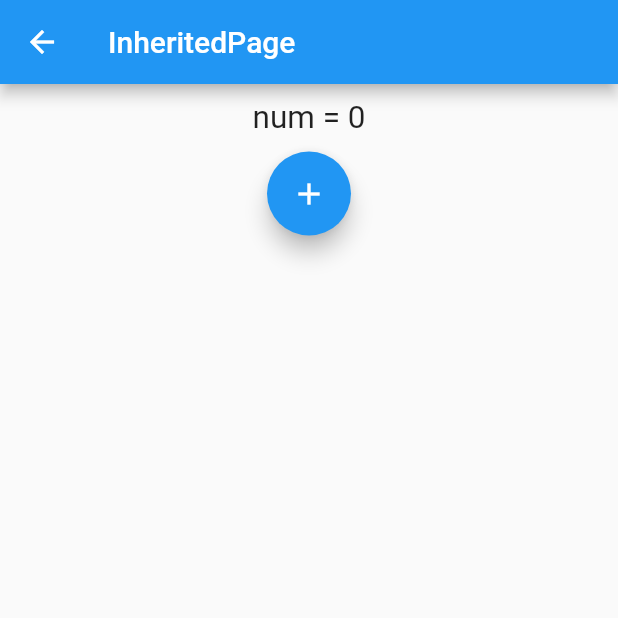
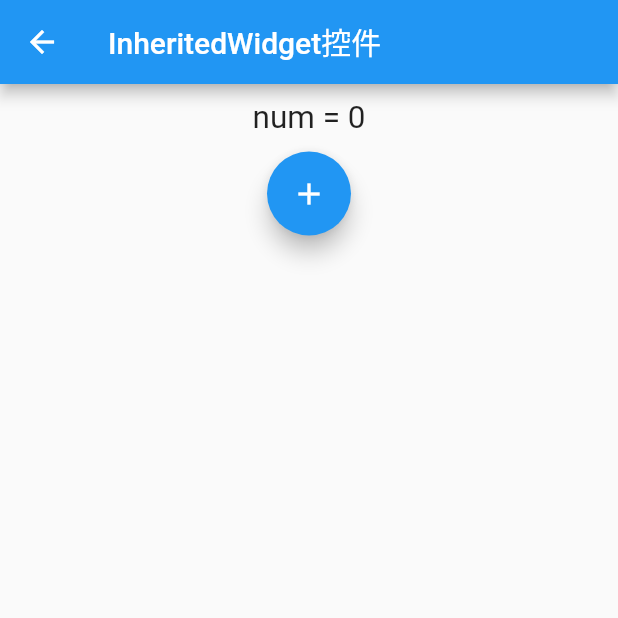
Before and after one commit to rain9155/flutter_demo, a Flutter app: the screen it shows after launch, after a tap on "inherited widget", on a phone screen of 412 x 824 dp, the top half of it. Run offline on Flutter 3.47's test engine with Material 2 defaults, Android fonts, the phone set to English and light mode, and no system bars; our stand-ins replace dio; network calls fail.

Commit message:
demo优化

```diff
--- a/lib/main.dart
+++ b/lib/main.dart
@@ -1,5 +1,4 @@
 import 'dart:async';
-import 'package:flutter/foundation.dart';
 import 'package:flutter/material.dart';
 import 'package:flutter_demo/plugins/get_battery_level.dart';
 import 'package:flutter_demo/plugins/get_platform_version.dart';
@@ -67,12 +66,18 @@ class MyApp extends StatelessWidget {
       ),
       //注册路由表
       routes: {
+        ButtonPage.NAME: (context) => ButtonPage(),
+        ImagePage.NAME: (context) => ImagePage(),
+        TextPage.NAME: (context) => TextPage(),
         TextFieldPage.NAME: (context) => TextFieldPage(),
         InheritedPage.NAME: (context) => InheritedPage(),
         StreamPage.NAME: (context) => StreamPage(),
         FuturePage.NAME: (context) => FuturePage(),
+        NestScrollViewPage.NAME: (context) => NestScrollViewPage(),
         HttpClientPage.NAME: (context) => HttpClientPage(),
-        DioPage.NAME: (context) => DioPage()
+        DioPage.NAME: (context) => DioPage(),
+        GetBatteryLevelPage.NAME: (context) => GetBatteryLevelPage(),
+        GetPlatformVersionPage.NAME: (context) => GetPlatformVersionPage()
       },
       home: MyHomePage(title: 'Flutter Demo'),
     );
@@ -137,67 +142,6 @@ class _MyHomePageState extends State<MyHomePage> {
             Text(
               '$_counter',
               style: Theme.of(context).textTheme.headline4,
-            ),
-            FlatButton(
-              child: Text("Open text page"),
-              onPressed: (){
-                //通过Navigator.push()导航到新路由
-                Navigator.push(context, MaterialPageRoute(builder: (context){
-                    return TextPage();
-                  }));
-              },
-            ),
-            FlatButton(
-              child: Text("Open button page"),
-              onPressed: (){
-                Navigator.push(context, MaterialPageRoute(builder: (context){
-                  return ButtonPage();
-                }));
-              },
-            ),
-            FlatButton(
-              child: Text("Open image page"),
-              onPressed: (){
-                Navigator.push(context, MaterialPageRoute(builder: (context){
-                  return ImagePage();
-                }));
-              },
-            ),
-            FlatButton(
-              child: Text("Open text field page"),
-              onPressed: (){
-                Navigator.of(context).pushNamed(TextFieldPage.NAME);
-              },
-            ),
-            FlatButton(
-              child: Text("Open inherited widget page"),
-              onPressed: (){
-                Navigator.of(context).pushNamed(InheritedPage.NAME);
-              },
-            ),
-            FlatButton(
-              child: Text("Open stream builder widget page"),
-              onPressed: (){
-                Navigator.of(context).pushNamed(StreamPage.NAME);
-              },
-            ),
-            FlatButton(
-              child: Text("Open future builder widget page"),
-              onPressed: (){
-                Navigator.of(context).pushNamed(FuturePage.NAME);
-              },
-            ),
-            FlatButton(
-              child: Text("Open http client page"),
-              onPressed: (){
-                Navigator.of(context).pushNamed(HttpClientPage.NAME);
-              },
-            ),
-            FlatButton(
-              child: Text("Open dio page"),
-              onPressed: (){
-                Navigator.of(context).pushNamed(DioPage.NAME);
-              },
             ),
             _buildWrapWidget(context)
           ],
@@ -283,37 +227,49 @@ class _MyHomePageState extends State<MyHomePage> {
         OutlinedButton(
           child: Text("inherited widget"),
           onPressed: (){
-            Navigator.of(context).pushNamed("inherited_page");
+            Navigator.of(context).pushNamed(InheritedPage.NAME);
           },
         ),
         OutlinedButton(
-          child: Text("stream builder widget"),
+          child: Text("stream builder"),
           onPressed: (){
-            Navigator.of(context).pushNamed("stream_page");
+            Navigator.of(context).pushNamed(StreamPage.NAME);
           },
         ),
         OutlinedButton(
           child: Text("nest scrollview"),
           onPressed: (){
-            Navigator.of(context).push(MaterialPageRoute(builder: (context){
-              return NestScrollViewPage();
-            }));
+            Navigator.of(context).pushNamed(NestScrollViewPage.NAME);
+          },
+        ),
+        OutlinedButton(
+          child: Text("future builder"),
+          onPressed: (){
+            Navigator.of(context).pushNamed(FuturePage.NAME);
+          },
+        ),
+        OutlinedButton(
+          child: Text("http client"),
+          onPressed: (){
+            Navigator.of(context).pushNamed(HttpClientPage.NAME);
+          },
+        ),
+        OutlinedButton(
+          child: Text("dio"),
+          onPressed: (){
+            Navigator.of(context).pushNamed(DioPage.NAME);
           },
         ),
         OutlinedButton(
           child: Text("get battery plugin"),
           onPressed: (){
-            Navigator.of(context).push(MaterialPageRoute(builder: (context){
-              return GetBatteryLevelPage();
-            }));
+            Navigator.of(context).pushNamed(GetBatteryLevelPage.NAME);
           },
         ),
         OutlinedButton(
           child: Text("get version plugin"),
           onPressed: (){
-            Navigator.of(context).push(MaterialPageRoute(builder: (context){
-              return GetPlatformVersionPage();
-            }));
+            Navigator.of(context).pushNamed(GetPlatformVersionPage.NAME);
           },
         ),
       ],
--- a/lib/network/dio.dart
+++ b/lib/network/dio.dart
@@ -1,6 +1,8 @@
 import 'package:dio/dio.dart';
 import 'package:flutter/material.dart';
 
+/// 使用Dio库发起http网络请求
+/// see also: https://github.com/flutterchina/dio
 class DioPage extends StatefulWidget{
 
   static const NAME = 'dio_page';
@@ -50,14 +52,14 @@ class _DioPageState extends State<DioPage>{
   Widget build(BuildContext context) {
     return Scaffold(
       appBar: AppBar(
-        title: Text("Dio"),
+        title: Text("Dio发起网络请求"),
       ),
       body: SingleChildScrollView(
         child: Center(
           child: Column(
             children: <Widget>[
               SizedBox(height: 10),
-              RaisedButton(
+              ElevatedButton(
                 child: Text("发起网络请求"),
                 onPressed: _request,
               ),
--- a/lib/network/http_client.dart
+++ b/lib/network/http_client.dart
@@ -58,14 +58,14 @@ class _HttpClientPageState extends State<HttpClientPage>{
   Widget build(BuildContext context) {
     return Scaffold(
       appBar: AppBar(
-        title: Text("HttpClient"),
+        title: Text("HttpClient发起网络请求"),
       ),
       body: SingleChildScrollView(
         child: Center(
           child: Column(
             children: <Widget>[
               SizedBox(height: 10),
-              RaisedButton(
+              ElevatedButton(
                 child: Text("发起网络请求"),
                 onPressed: _request,
               ),
--- a/lib/plugins/get_battery_level.dart
+++ b/lib/plugins/get_battery_level.dart
@@ -7,6 +7,8 @@ import 'package:flutter/services.dart';
 ///   * https://flutter.dev/docs/development/platform-integration/platform-channels
 ///   * https://flutter.dev/docs/development/packages-and-plugins/plugin-api-migration
 class GetBatteryLevelPage extends StatefulWidget {
+
+  static const NAME = "get_battery_level_page";
 
   @override
   State<StatefulWidget> createState() => _GetBatteryLevelPageState();
--- a/lib/plugins/get_platform_version.dart
+++ b/lib/plugins/get_platform_version.dart
@@ -1,5 +1,3 @@
-
-import 'package:flutter/cupertino.dart';
 import 'package:flutter/material.dart';
 import 'package:flutter_demo/plugins/pigeon.dart';
 
@@ -16,6 +14,8 @@ import 'package:flutter_demo/plugins/pigeon.dart';
 /// see also:
 ///   * https://pub.dev/packages/pigeon
 class GetPlatformVersionPage extends StatefulWidget {
+
+  static const NAME = "get_platform_version_page";
 
   @override
   State createState() => _GetPlatformVersionPageState();
--- a/lib/widgets/component/button.dart
+++ b/lib/widgets/component/button.dart
@@ -10,9 +10,10 @@ import 'package:flutter/material.dart';
 /// IconButton: 是一个可点击的Icon
 class ButtonPage extends StatelessWidget{
 
+  static const NAME = 'button_page';
+
   @override
   Widget build(BuildContext context) {
-    // TODO: implement build
     return Scaffold(
       appBar: AppBar(
         title: Text("按钮控件"),
--- a/lib/widgets/component/image.dart
+++ b/lib/widgets/component/image.dart
@@ -5,6 +5,8 @@ import 'package:flutter/material.dart';
 /// ImageProvider：ImageProvider 是一个抽象类，主要定义了图片数据获取的接口load()，从不同的数据源获取图片需要实现不同的ImageProvider
 /// Icon: 可以像web开发一样使用iconfont，iconfont即“字体图标”，它是将图标做成字体文件，然后通过指定不同的字符而显示不同的图片。
 class ImagePage extends StatelessWidget{
+
+  static const NAME = 'image_page';
 
   @override
   Widget build(BuildContext context) {
--- a/lib/widgets/component/text.dart
+++ b/lib/widgets/component/text.dart
@@ -3,6 +3,8 @@ import 'package:flutter/material.dart';
 /// 文本和字体样式控件，来自widgets库
 /// Text：用于显示简单样式文本
 class TextPage extends StatelessWidget{
+
+  static const NAME = 'text_page';
 
   @override
   Widget build(BuildContext context) {
--- a/lib/widgets/component/textfield.dart
+++ b/lib/widgets/component/textfield.dart
@@ -102,7 +102,7 @@ class _FormWidgetState extends State<FormWidget>{
               child: Row(
                 children: <Widget>[
                   Expanded(
-                    child: RaisedButton(onPressed: (){
+                    child: ElevatedButton(onPressed: (){
                       // 通过_formKey.currentState 获取FormState后，
                       // 调用validate()方法校验用户名密码是否合法，
                       // 校验通过后再提交数据。
@@ -110,8 +110,6 @@ class _FormWidgetState extends State<FormWidget>{
                         //验证通过提交数据
                       }},
                       child: Text("登陆"),
-                      color: Theme.of(context).primaryColor,
-                      textColor: Colors.white,
                     ),
                   ),
                 ],
--- a/lib/widgets/funcation/inherited.dart
+++ b/lib/widgets/funcation/inherited.dart
@@ -10,7 +10,7 @@ class InheritedPage extends StatelessWidget {
   Widget build(BuildContext context) {
     return Scaffold(
         appBar: AppBar(
-          title: Text("InheritedPage"),
+          title: Text("InheritedWidget控件"),
         ),
         body: Center(
           child: Builder(builder: (context) {
--- a/lib/widgets/funcation/stream.dart
+++ b/lib/widgets/funcation/stream.dart
@@ -25,7 +25,7 @@ class _StreamPageState extends State<StreamPage>{
   Widget build(BuildContext context) {
     return Scaffold(
       appBar: AppBar(
-        title: Text("StreamPage"),
+        title: Text("StreamBuilder控件"),
       ),
       body: Center(
         child: Builder(builder: (context){
--- a/lib/widgets/layout/nest_scroll_view.dart
+++ b/lib/widgets/layout/nest_scroll_view.dart
@@ -1,6 +1,8 @@
 import 'package:flutter/material.dart';
 
 class NestScrollViewPage extends StatelessWidget{
+
+  static const NAME = "nest_scroll_view_page";
 
   @override
   Widget build(BuildContext context) {
@@ -9,7 +11,7 @@ class NestScrollViewPage extends StatelessWidget{
         headerSliverBuilder: (context, _){
           return [
             SliverAppBar(
-              title: Text('NestScrollViewPage'),
+              title: Text('NestedScrollView控件'),
               automaticallyImplyLeading: true,
               pinned: true,
             )
```
Also changed, not shown: lib/widgets/funcation/future.dart (+6 -1 lines).
